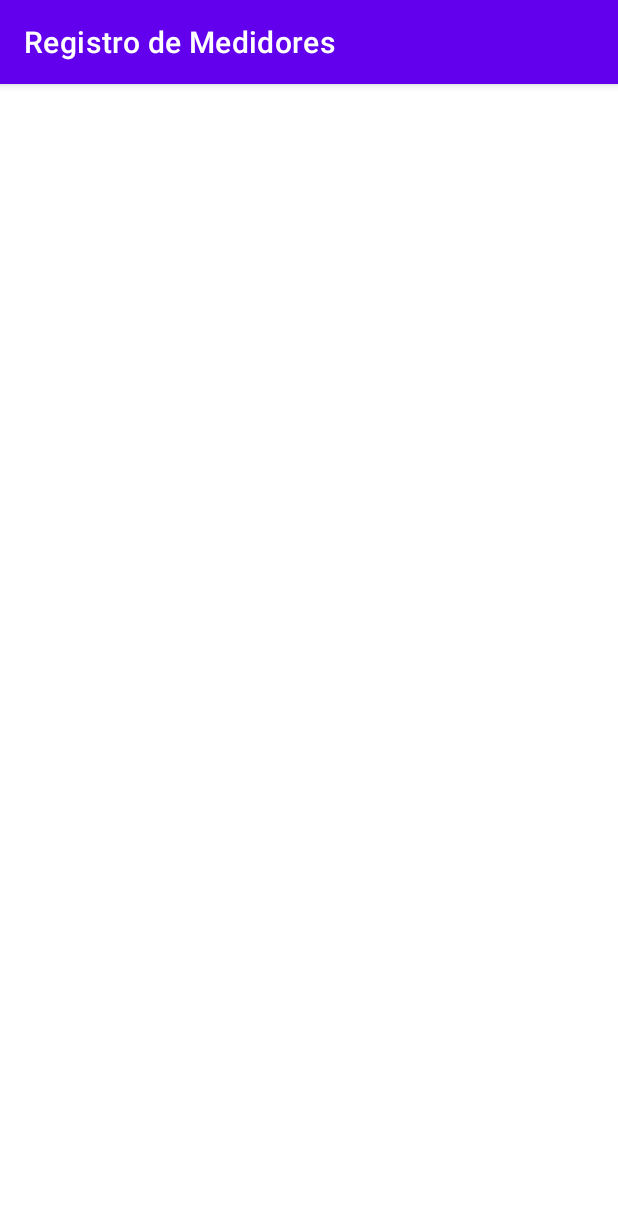
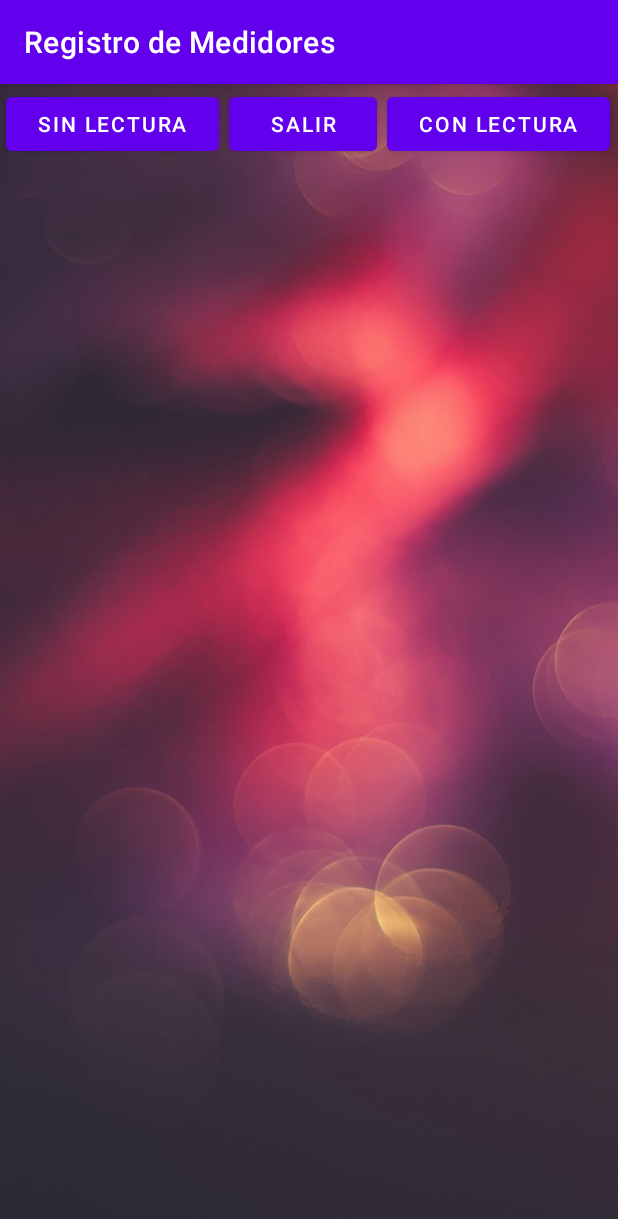
Before and after one commit to bernalqz/PCM_JZQ_BQZ, an Android app: the InformeActivity screen opened directly, with no data from a screen before it, on a phone screen of 412 x 824 dp. Shown: the top 1219 px of the screen. Run offline under Robolectric (Android 15) with nearby library versions, the light colour scheme and no system bars; libraries missing offline, so code that uses them is left out: io.realm; 1 statement that could not run was skipped.

Commit message:
Finalizado Pantalla InformeActivity, Solo queda pendiente afinar detalles

```diff
--- a/app/src/main/java/com/example/pcm_jzq_bqz/MainActivity.java
+++ b/app/src/main/java/com/example/pcm_jzq_bqz/MainActivity.java
@@ -17,7 +17,7 @@ public class MainActivity extends AppCompatActivity {
     // ----------------
     public void frmIrAInformeAtivity(View v)
     {
-        Intent mPantalla = new Intent(this,InformeActivity.class);
+        Intent mPantalla = new Intent(this, InformeActivity.class);
         startActivity(mPantalla);
     }
     // ----------------------------------
--- a/app/src/main/java/com/example/pcm_jzq_bqz/MedidoresActivity.java
+++ b/app/src/main/java/com/example/pcm_jzq_bqz/MedidoresActivity.java
@@ -46,11 +46,13 @@ public class MedidoresActivity extends AppCompatActivity {
     public void onResume()
     {
         super.onResume();
+        //
         mposicion = -1;
         fn_CargarListaMedidores();
         fn_CargarMedidorSeleccionado();
+        //
     }
-
+    // ----------------
     private void fn_CargarListaMedidores()
     {
         int _CodigoSector = fn_CargarSharePreferences();
--- a/app/src/main/res/layout/activity_informe.xml
+++ b/app/src/main/res/layout/activity_informe.xml
@@ -4,6 +4,71 @@
     xmlns:tools="http://schemas.android.com/tools"
     android:layout_width="match_parent"
     android:layout_height="match_parent"
+    android:background="@drawable/nuevo_medidor_background"
     tools:context=".InformeActivity">
+    //
 
+
+    <LinearLayout
+        android:id="@+id/linearLayout3"
+        android:layout_width="409dp"
+        android:layout_height="50dp"
+        android:orientation="horizontal"
+        app:layout_constraintBottom_toBottomOf="parent"
+        app:layout_constraintEnd_toEndOf="parent"
+        app:layout_constraintHorizontal_bias="0.301"
+        app:layout_constraintStart_toStartOf="parent"
+        app:layout_constraintTop_toTopOf="parent"
+        app:layout_constraintVertical_bias="0.004">
+
+        <Button
+            android:id="@+id/btnInfSinLectura"
+            android:layout_width="wrap_content"
+            android:layout_height="wrap_content"
+            android:layout_marginHorizontal="5px"
+            android:layout_weight="1"
+            android:onClick="fn_CargarListaMedidoresSinLecturas"
+            android:text="Sin lectura" />
+
+        <Button
+            android:id="@+id/btnInfSalir"
+            android:layout_width="wrap_content"
+            android:layout_height="wrap_content"
+            android:layout_marginHorizontal="5px"
+            android:layout_weight="1"
+            android:onClick="fn_Regresar"
+            android:text="Salir" />
+
+        <Button
+            android:id="@+id/btnInfConLectura"
+            android:layout_width="wrap_content"
+            android:layout_height="wrap_content"
+            android:layout_marginHorizontal="5px"
+            android:layout_weight="1"
+            android:onClick="fn_CargarListaMedidoresConLecturas"
+            android:text="Con lectura" />
+    </LinearLayout>
+
+    <ScrollView
+        android:layout_width="0dp"
+        android:layout_height="0dp"
+        app:layout_constraintBottom_toBottomOf="parent"
+        app:layout_constraintEnd_toEndOf="parent"
+        app:layout_constraintStart_toStartOf="parent"
+        app:layout_constraintTop_toBottomOf="@+id/linearLayout3">
+
+        <LinearLayout
+            android:layout_width="match_parent"
+            android:layout_height="wrap_content"
+            android:orientation="vertical" >
+
+            <ListView
+                android:id="@+id/lstInforme"
+                android:layout_width="match_parent"
+                android:layout_height="650dp" />
+        </LinearLayout>
+    </ScrollView>
+
+
+    //
 </androidx.constraintlayout.widget.ConstraintLayout>
```
Also changed, not shown: app/src/main/AndroidManifest.xml (+16 -16 lines), app/src/main/java/com/example/pcm_jzq_bqz/Clases/cMedidorServicio.java (+36 -14 lines), app/src/main/java/com/example/pcm_jzq_bqz/InformeActivity.java (+68 -0 lines).
